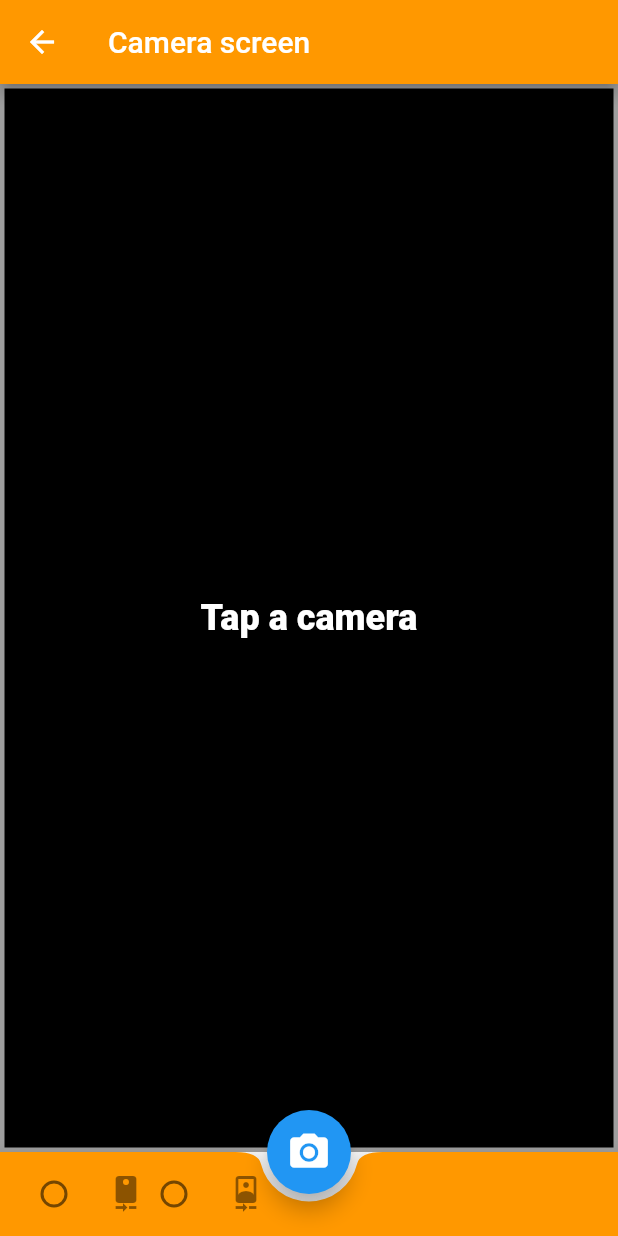
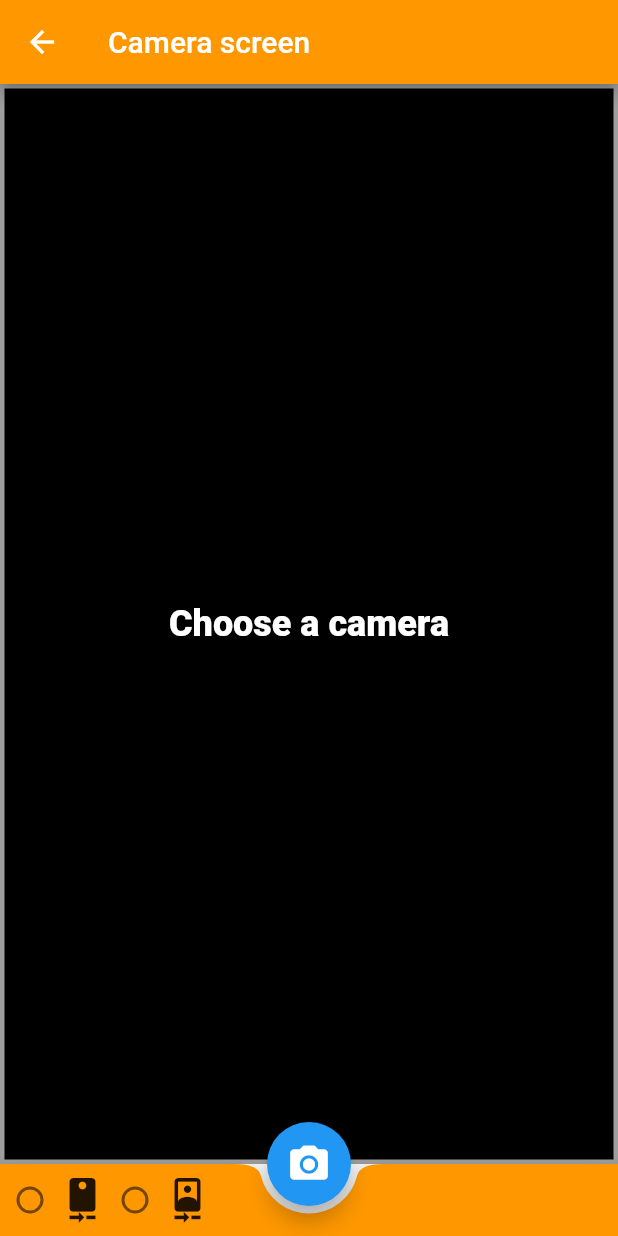
Before and after one commit to ivlop/cartoonify, a Flutter app: the screen it shows after launch, after a tap on the "photo camera" icon, on a phone screen of 412 x 824 dp. Run offline on Flutter 3.47's test engine with Material 2 defaults, Android fonts, the phone set to English and light mode, and no system bars; our stand-ins replace camera.

Commit message:
camara con los dos botones de escoger camara en una esquina 	modified:   cartoonify/lib/pages/cameraScreen.dart

```diff
--- a/cartoonify/lib/pages/cameraScreen.dart
+++ b/cartoonify/lib/pages/cameraScreen.dart
@@ -90,7 +90,7 @@ class CameraScreenState extends State<CameraScreen>{
   Widget _cameraPreviewWidget() {
     if (controller == null || !controller.value.isInitialized) {
       return const Text(
-        'Tap a camera',
+        'Choose a camera',
         style: TextStyle(
           color: Colors.white,
           fontSize: 24.0,
@@ -138,21 +138,27 @@ class CameraScreenState extends State<CameraScreen>{
       for (CameraDescription cameraDescription in widget.cameras) {
         toggles.add(
           SizedBox(
-            width: 80.0,
+            width: 40.0,
             child: RadioListTile<CameraDescription>(
-              title: Icon(getCameraLensIcon(cameraDescription.lensDirection)),
+              dense: true,
+              //title: Icon(getCameraLensIcon(cameraDescription.lensDirection)),
               groupValue: controller?.description,
-              value: widget.cameras[0],
+              value: cameraDescription,
+              selected: true,
               onChanged: controller != null && controller.value.isRecordingVideo
                   ? null
                   : onNewCameraSelected,
             ),
           ),
         );
+        toggles.add(Icon(getCameraLensIcon(cameraDescription.lensDirection),size: 30,),);
       }
     }
 
-    return Row(children: toggles);
+    return Row(
+      children: toggles,
+      mainAxisSize: MainAxisSize.min,
+    );
   }
 
   String timestamp() => DateTime.now().millisecondsSinceEpoch.toString();
```
